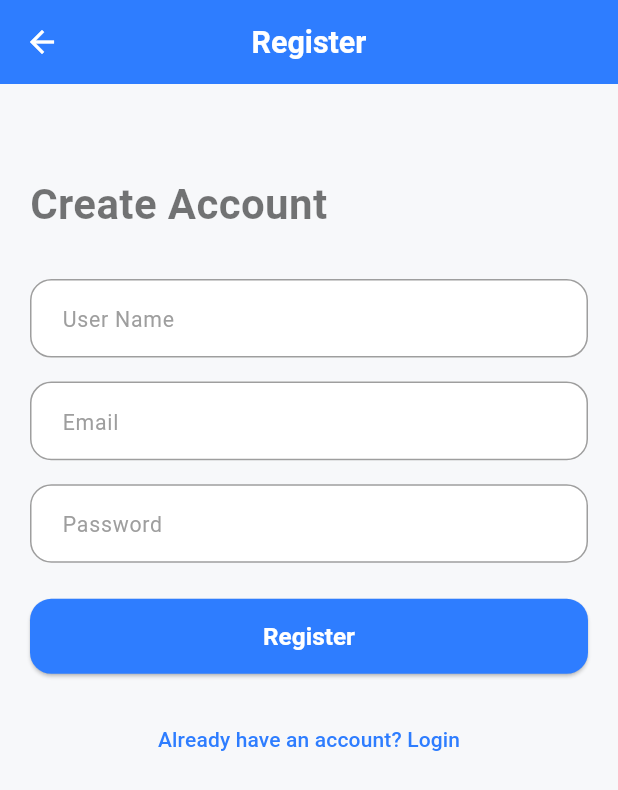
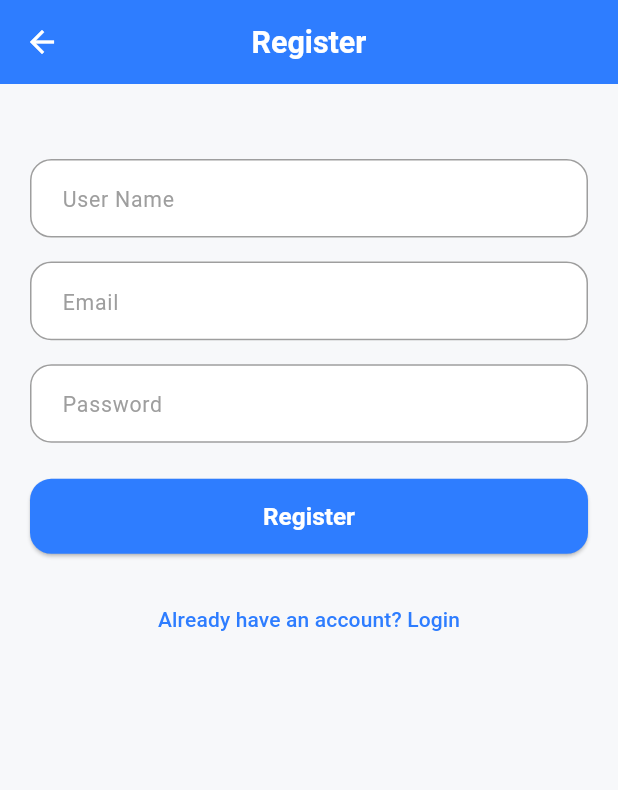
Before and after one commit to M-AboGamihe/HomeCare, a Flutter app: the screen it shows after launch, after a tap on "Don't have an account? Register", on a phone screen of 412 x 824 dp. Shown: the top 790 px of the screen. Run offline on Flutter 3.47's test engine with Material 3 defaults, Android fonts, the phone set to English and light mode, and no system bars; our stand-ins replace cloud_firestore, dartz, dio, equatable, firebase_auth, firebase_core and 6 more; accounts and stored records are empty; generated files the repository leaves out were written again; network calls fail.

Commit message:
Final project updates

```diff
--- a/lib/features/auth/presentation/screens/login_screen.dart
+++ b/lib/features/auth/presentation/screens/login_screen.dart
@@ -95,16 +95,6 @@ class _LoginScreenState extends State<LoginScreen> {
                   child: Column(
                     crossAxisAlignment: CrossAxisAlignment.stretch,
                     children: [
-                      const SizedBox(height: 40),
-
-                      const Text(
-                        'Welcome',
-                        style: TextStyle(
-                          fontSize: 28,
-                          fontWeight: FontWeight.bold,
-                        ),
-                      ),
-
                       const SizedBox(height: 30),
 
                       CustomTextField(
--- a/lib/features/auth/presentation/screens/register_screen.dart
+++ b/lib/features/auth/presentation/screens/register_screen.dart
@@ -80,16 +80,6 @@ class _RegisterScreenState extends State<RegisterScreen> {
                     child: Column(
                       crossAxisAlignment: CrossAxisAlignment.stretch,
                       children: [
-                        const SizedBox(height: 40),
-
-                        const Text(
-                          'Create Account',
-                          style: TextStyle(
-                            fontSize: 28,
-                            fontWeight: FontWeight.bold,
-                          ),
-                        ),
-
                         const SizedBox(height: 30),
 
                         CustomTextField(
```
